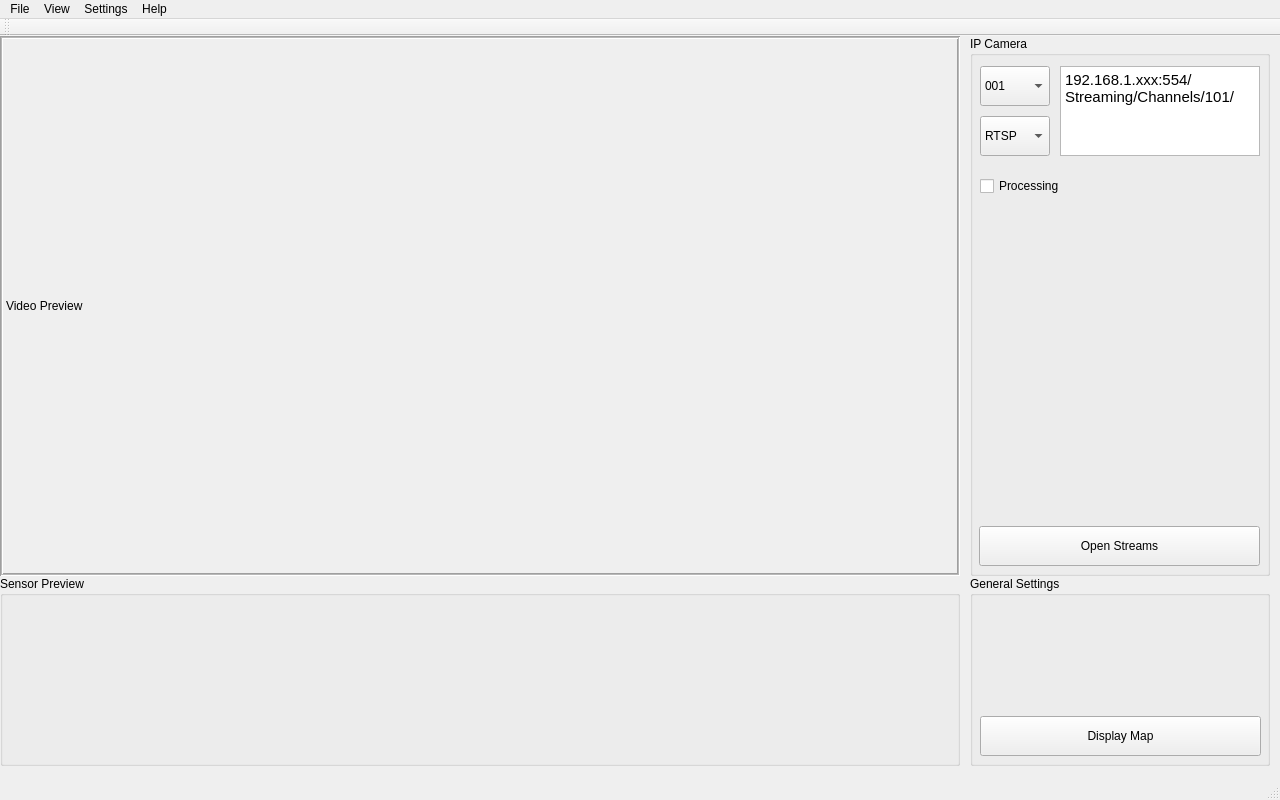
The window that apps-python/cam-station/mainwindow.ui (quachconghoang/iot-base) describes before a commit, drawn with Qt 5.
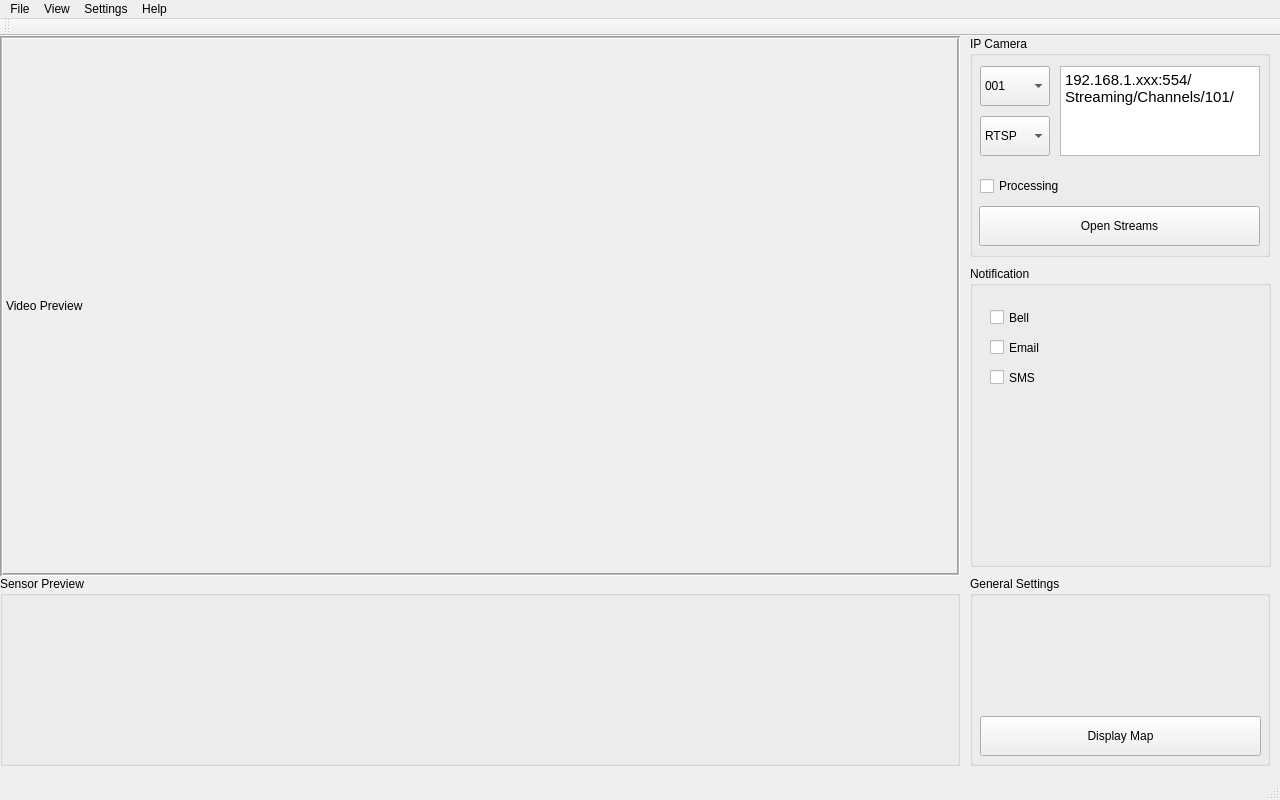
The same window after the commit.

```diff
--- a/apps-python/cam-station/mainwindow.ui
+++ b/apps-python/cam-station/mainwindow.ui
@@ -63,7 +63,7 @@
       <x>970</x>
       <y>0</y>
       <width>300</width>
-      <height>540</height>
+      <height>221</height>
      </rect>
     </property>
     <property name="title">
@@ -73,7 +73,7 @@
      <property name="geometry">
       <rect>
        <x>9</x>
-       <y>490</y>
+       <y>170</y>
        <width>281</width>
        <height>40</height>
       </rect>
@@ -218,6 +218,58 @@
      </property>
     </widget>
    </widget>
+   <widget class="QGroupBox" name="groupBox_4">
+    <property name="geometry">
+     <rect>
+      <x>970</x>
+      <y>230</y>
+      <width>301</width>
+      <height>301</height>
+     </rect>
+    </property>
+    <property name="title">
+     <string>Notification</string>
+    </property>
+    <widget class="QCheckBox" name="checkBox_Bell">
+     <property name="geometry">
+      <rect>
+       <x>20</x>
+       <y>40</y>
+       <width>92</width>
+       <height>23</height>
+      </rect>
+     </property>
+     <property name="text">
+      <string>Bell</string>
+     </property>
+    </widget>
+    <widget class="QCheckBox" name="checkBox_Email">
+     <property name="geometry">
+      <rect>
+       <x>20</x>
+       <y>70</y>
+       <width>92</width>
+       <height>23</height>
+      </rect>
+     </property>
+     <property name="text">
+      <string>Email</string>
+     </property>
+    </widget>
+    <widget class="QCheckBox" name="cB_SMS">
+     <property name="geometry">
+      <rect>
+       <x>20</x>
+       <y>100</y>
+       <width>92</width>
+       <height>23</height>
+      </rect>
+     </property>
+     <property name="text">
+      <string>SMS</string>
+     </property>
+    </widget>
+   </widget>
   </widget>
   <widget class="QMenuBar" name="menuBar">
    <property name="geometry">
```
